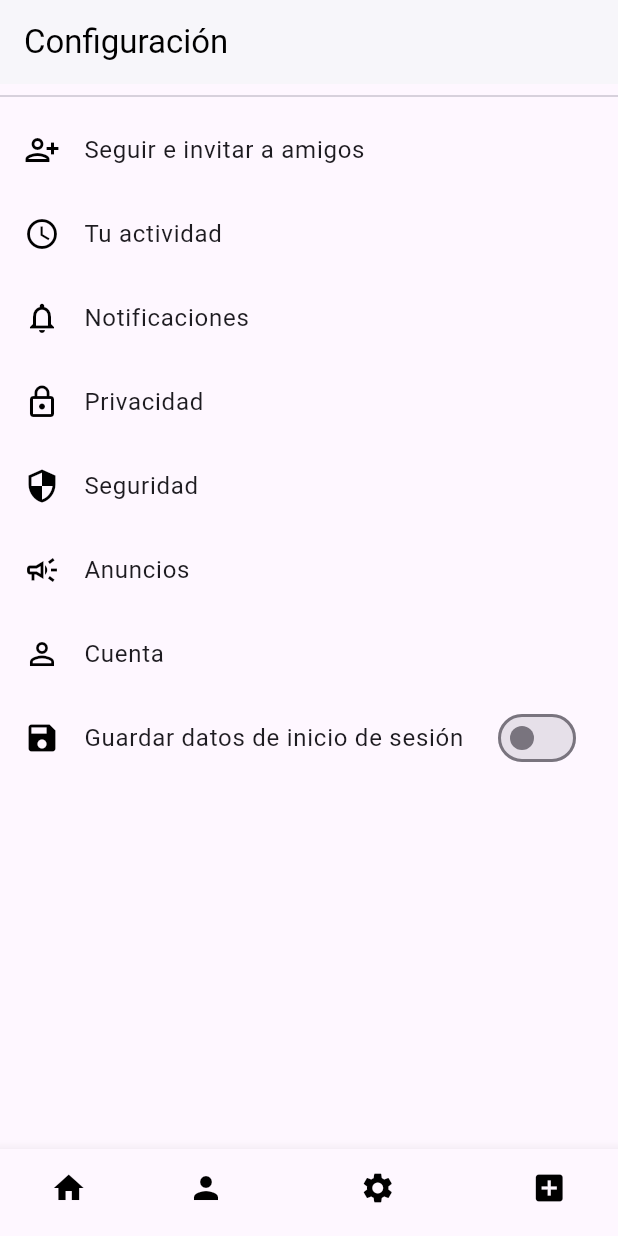
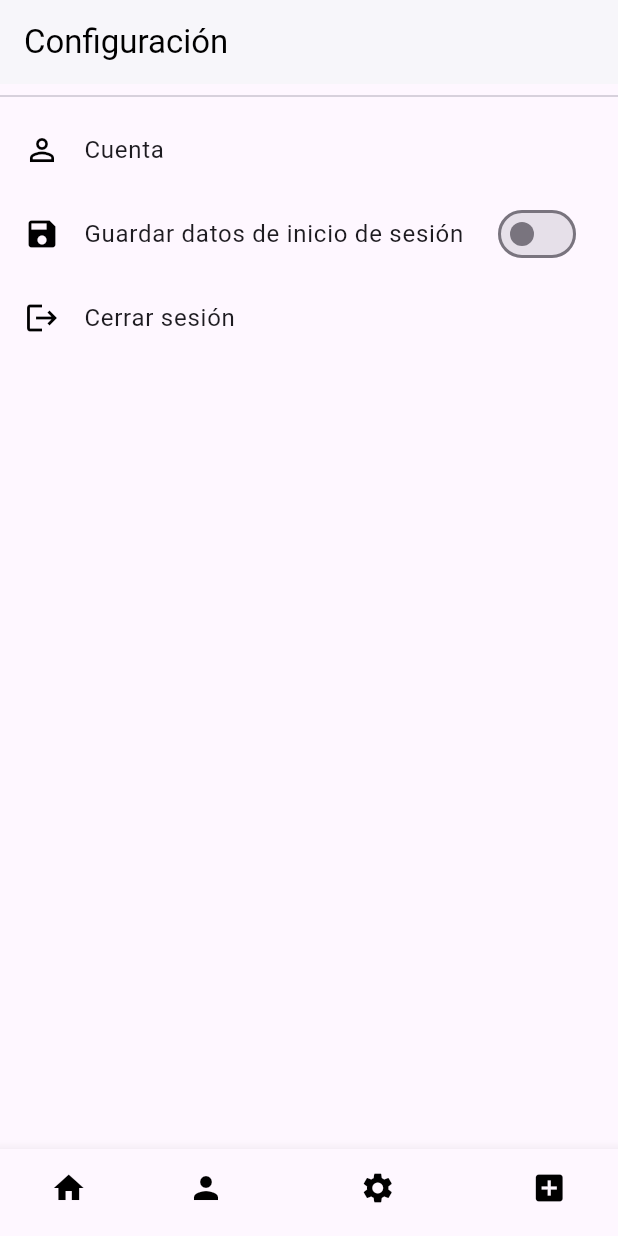
Before and after one commit to joanbanlles/INSTADAM, a Flutter app: the screen it shows after launch, item 3 of the bottom bar chosen, on a phone screen of 412 x 824 dp. Run offline on Flutter 3.47's test engine with Material 3 defaults, Android fonts, the light colour scheme and no system bars; our stand-ins replace shared_preferences; statements that could not run were skipped.

Commit message:
Canvi settings

```diff
--- a/instadam/lib/main.dart
+++ b/instadam/lib/main.dart
@@ -12,6 +12,7 @@ class MyApp extends StatelessWidget {
   @override
   Widget build(BuildContext context) {
     return MaterialApp(
+      debugShowMaterialGrid: false,
       title: 'Flutter Navigation',
       initialRoute: '/',
       routes: {
@@ -69,16 +70,13 @@ class _MainScreenState extends State<MainScreen> {
           BottomNavigationBarItem(
             icon: Icon(Icons.settings),
             label: 'Settings',
-
           ),
           BottomNavigationBarItem(
             icon: Icon(Icons.add_box),
             label: 'NewPost',
-
           ),
         ],
       ),
-
     );
   }
 }
--- a/instadam/lib/settings.dart
+++ b/instadam/lib/settings.dart
@@ -1,32 +1,22 @@
+// Importa los paquetes necesarios
 import 'package:flutter/material.dart';
 import 'package:shared_preferences/shared_preferences.dart';
 
-class Settings extends StatelessWidget {
+class Settings extends StatefulWidget {
   @override
-  Widget build(BuildContext context) {
-    return MaterialApp(
-      home: SettingsScreen(),
-    );
-  }
+  _SettingsState createState() => _SettingsState();
 }
 
-class SettingsScreen extends StatefulWidget {
-  const SettingsScreen({super.key});
-
-  @override
-  _SettingsScreenState createState() => _SettingsScreenState();
-}
-
-class _SettingsScreenState extends State<SettingsScreen> {
+class _SettingsState extends State<Settings> {
   bool _saveLoginData = false;
   String _accountName = '';
+
   @override
   void initState() {
     super.initState();
     _loadAccountData();
   }
 
-  // Cargar datos de la cuenta desde SharedPreferences
   void _loadAccountData() async {
     SharedPreferences prefs = await SharedPreferences.getInstance();
     setState(() {
@@ -35,12 +25,21 @@ class _SettingsScreenState extends State<SettingsScreen> {
     });
   }
 
-  // Guardar datos de la cuenta en SharedPreferences
   void _saveAccountData() async {
     SharedPreferences prefs = await SharedPreferences.getInstance();
     prefs.setBool('saveLoginData', _saveLoginData);
     prefs.setString('accountName', _accountName);
   }
+
+  // Implementación de la función _logout
+  void _logout() async {
+    SharedPreferences prefs = await SharedPreferences.getInstance();
+    await prefs.clear(); // Limpiar todos los datos de SharedPreferences
+
+    // Navegar a la pantalla de inicio o de inicio de sesión
+    Navigator.of(context).pushReplacementNamed('/login');
+  }
+
   @override
   Widget build(BuildContext context) {
     return Scaffold(
@@ -57,37 +56,6 @@ class _SettingsScreenState extends State<SettingsScreen> {
         children: <Widget>[
           const Divider(),
           ListTile(
-            leading: const Icon(Icons.person_add_alt, color: Colors.black),
-            title: const Text('Seguir e invitar a amigos'),
-            onTap: () {},
-          ),
-          ListTile(
-            leading: const Icon(Icons.access_time, color: Colors.black),
-            title: const Text('Tu actividad'),
-            onTap: () {},
-          ),
-          ListTile(
-            leading:
-                const Icon(Icons.notifications_outlined, color: Colors.black),
-            title: const Text('Notificaciones'),
-            onTap: () {},
-          ),
-          ListTile(
-            leading: const Icon(Icons.lock_outline, color: Colors.black),
-            title: const Text('Privacidad'),
-            onTap: () {},
-          ),
-          ListTile(
-            leading: const Icon(Icons.security, color: Colors.black),
-            title: const Text('Seguridad'),
-            onTap: () {},
-          ),
-          ListTile(
-            leading: const Icon(Icons.campaign_outlined, color: Colors.black),
-            title: const Text('Anuncios'),
-            onTap: () {},
-          ),
-          ListTile(
             leading: const Icon(Icons.person_outline, color: Colors.black),
             title: const Text('Cuenta'),
             onTap: () {},
@@ -99,8 +67,16 @@ class _SettingsScreenState extends State<SettingsScreen> {
               setState(() {
                 _saveLoginData = value;
               });
+              _saveAccountData();
             },
             secondary: const Icon(Icons.save, color: Colors.black),
+          ),
+          ListTile(
+            leading: const Icon(Icons.logout, color: Colors.black),
+            title: const Text('Cerrar sesión'),
+            onTap: () {
+              _logout();
+            },
           ),
         ],
       ),
```
